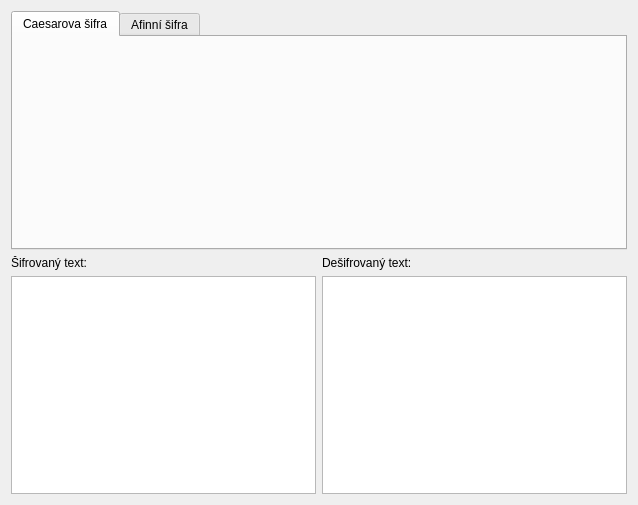
Before: the Qt Designer form mainwindow.ui in mige/Decryptor, drawn with Qt 5.
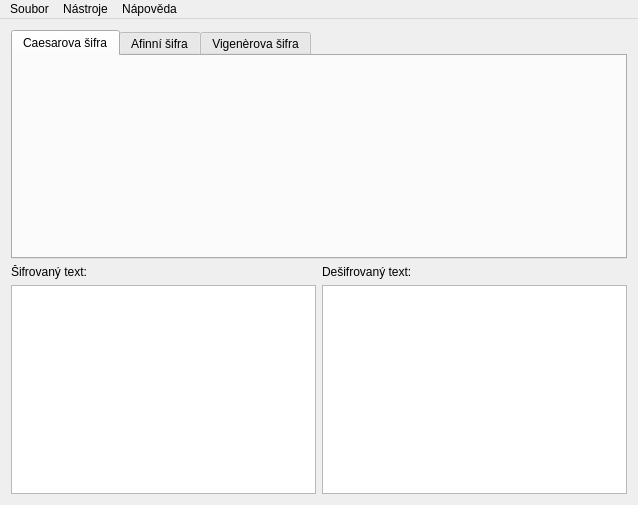
After: the same form once the commit is applied. The open tabs and pages were chosen to show the change. Custom widgets are drawn as their Qt base class.

```diff
--- a/mainwindow.ui
+++ b/mainwindow.ui
@@ -30,6 +30,11 @@
         <string>Afinní šifra</string>
        </attribute>
       </widget>
+      <widget class="QWidget" name="vigenereCipher">
+       <attribute name="title">
+        <string>Vigenèrova šifra</string>
+       </attribute>
+      </widget>
      </widget>
     </item>
     <item>
@@ -67,6 +72,26 @@
      <height>20</height>
     </rect>
    </property>
+   <widget class="QMenu" name="menuSoubor">
+    <property name="title">
+     <string>Soubor</string>
+    </property>
+    <addaction name="actionUkon_it"/>
+   </widget>
+   <widget class="QMenu" name="menuN_stroje">
+    <property name="title">
+     <string>Nástroje</string>
+    </property>
+    <addaction name="actionVypo_tat_index_koincidence"/>
+   </widget>
+   <widget class="QMenu" name="menuN_pov_da">
+    <property name="title">
+     <string>Nápověda</string>
+    </property>
+   </widget>
+   <addaction name="menuSoubor"/>
+   <addaction name="menuN_stroje"/>
+   <addaction name="menuN_pov_da"/>
   </widget>
  </widget>
  <layoutdefault spacing="6" margin="11"/>
```
Left out of the diff: 12 changed lines with no effect on the pictures.
